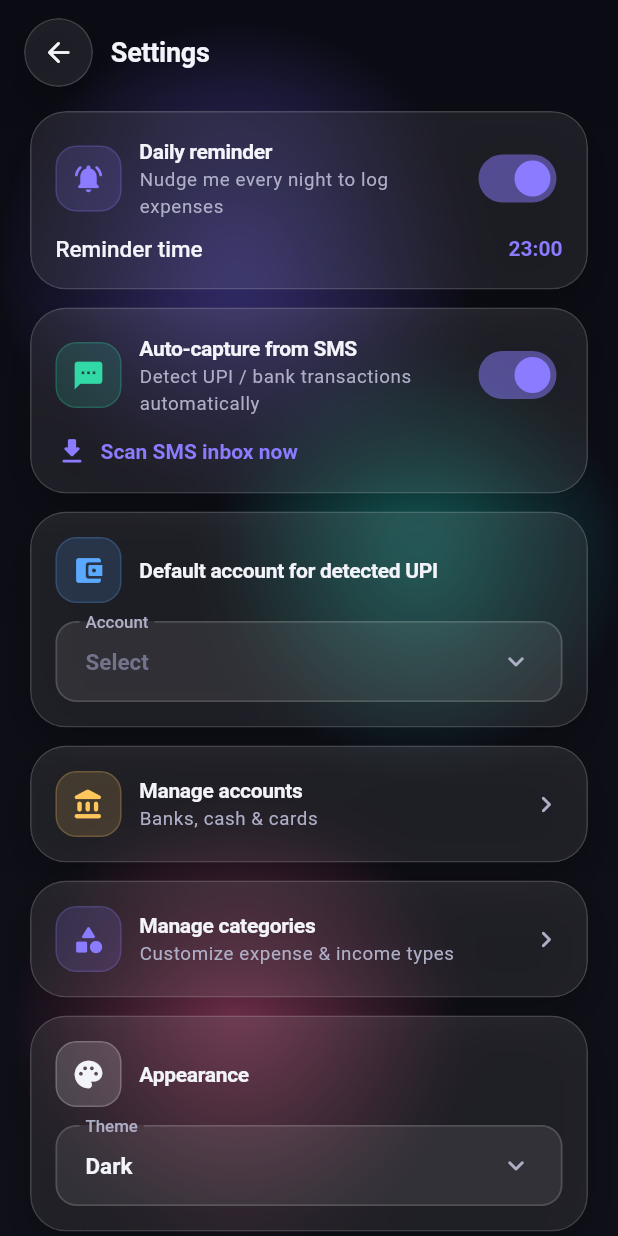
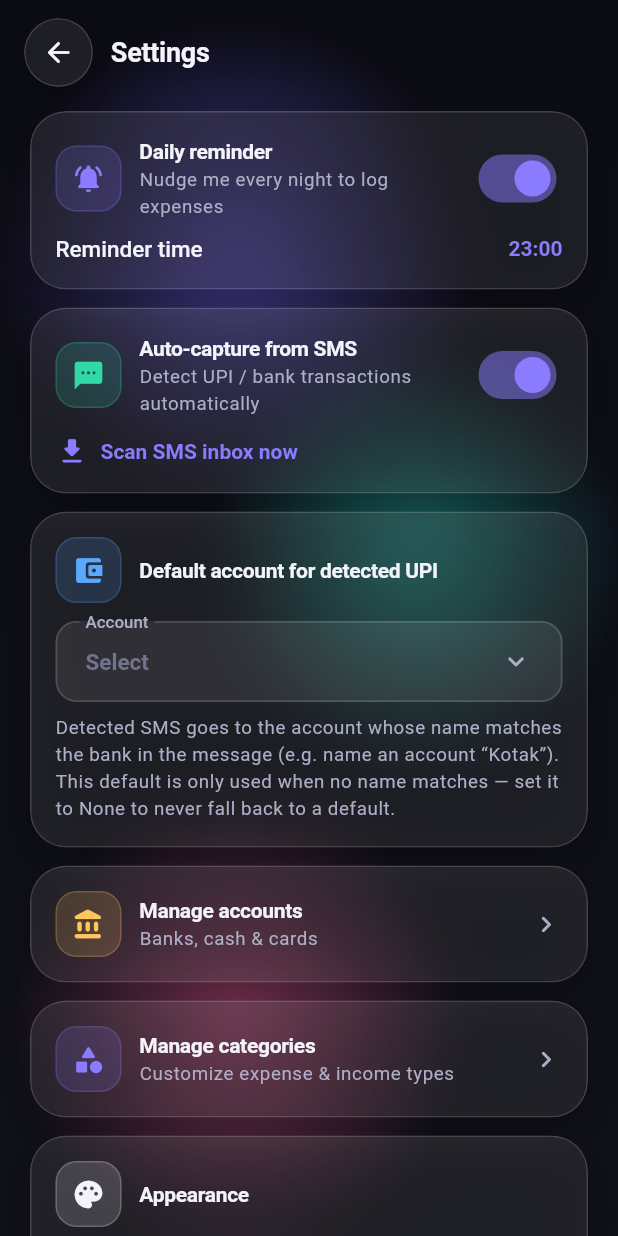
Before and after one commit to syedfarhan-596/Portfolio, a Flutter app: the screen it shows after launch, after a tap on the "settings" icon, on a phone screen of 412 x 824 dp. Run offline on Flutter 3.47's test engine with Material 3 defaults, Android fonts, the phone set to English and light mode, and no system bars; our stand-ins replace file_picker, flutter_contacts, flutter_local_notifications, flutter_riverpod, share_plus, shared_preferences and 2 more; missing offline and left inert: another_telephony; accounts and stored records are empty.

Commit message:
SMS: prioritize bank-name match, allow clearing default account
- Default UPI account can be set to None (no fallback)
- Bank detected in SMS is matched to an account by name (e.g. 'Kotak');
  match always wins over the default
- When no default and no match, leave the pending txn unassigned so the
  account is chosen on confirm
- Settings explains the name-matching behavior; bump to 1.2.0+3

Co-Authored-By: Claude Opus 4.8 <noreply@anthropic.com>
Claude-Session: https://claude.ai/code/session_015jv2Fdrw5L5yCDEZgMgGiU

```diff
--- a/farhans-wallet-flutter/lib/features/settings/settings_screen.dart
+++ b/farhans-wallet-flutter/lib/features/settings/settings_screen.dart
@@ -135,12 +135,19 @@ class _SettingsScreenState extends ConsumerState<SettingsScreen> {
                 _row(Icons.account_balance_wallet_rounded, t.info,
                     'Default account for detected UPI', null, null),
                 const SizedBox(height: Insets.sm),
-                AppSelectField<Account>(
+                AppSelectField<Account?>(
                   label: 'Account',
                   value: accounts.where((a) => a.id == prefs.defaultUpiAccountId).firstOrNull,
-                  options: accounts,
-                  optionLabel: (a) => a.name,
-                  onChanged: (a) => setState(() => prefs.defaultUpiAccountId = a.id ?? -1),
+                  options: <Account?>[null, ...accounts],
+                  optionLabel: (a) => a == null ? 'None — auto-detect by bank only' : a.name,
+                  onChanged: (a) => setState(() => prefs.defaultUpiAccountId = a?.id ?? -1),
+                ),
+                const SizedBox(height: Insets.xs),
+                Text(
+                  'Detected SMS goes to the account whose name matches the bank in the '
+                  'message (e.g. name an account “Kotak”). This default is only used when '
+                  'no name matches — set it to None to never fall back to a default.',
+                  style: context.text.bodySmall?.copyWith(color: t.textMid),
                 ),
               ],
             ),
--- a/farhans-wallet-flutter/lib/features/transactions/add_edit_transaction_screen.dart
+++ b/farhans-wallet-flutter/lib/features/transactions/add_edit_transaction_screen.dart
@@ -44,7 +44,7 @@ class _State extends ConsumerState<AddEditTransactionScreen> {
       _amount.text = _trim(t.amount);
       _merchant.text = t.merchant;
       _note.text = t.note;
-      _accountId = t.accountId;
+      _accountId = t.accountId == 0 ? null : t.accountId; // 0 = unassigned pending
       _toAccountId = t.toAccountId;
       _categoryId = t.categoryId;
       _dt = DateTime.fromMillisecondsSinceEpoch(t.dateTime);
--- a/farhans-wallet-flutter/lib/state/wallet_state.dart
+++ b/farhans-wallet-flutter/lib/state/wallet_state.dart
@@ -388,9 +388,9 @@ class WalletNotifier extends AsyncNotifier<WalletData> {
       return prompt ? -1 : 0;
     }
     final accounts = state.value?.accounts ?? const <Account>[];
-    final fallback = _prefs.defaultUpiAccountId > 0
-        ? _prefs.defaultUpiAccountId
-        : (accounts.isNotEmpty ? accounts.first.id! : 0);
+    // Bank-name match wins; otherwise use the chosen default, or leave the
+    // account unassigned (0) when no default is set so it's picked on confirm.
+    final fallback = _prefs.defaultUpiAccountId > 0 ? _prefs.defaultUpiAccountId : 0;
     final since = sinceLastOnly ? _prefs.lastSmsScan : 0;
     var count = 0;
     var maxDate = _prefs.lastSmsScan;
--- a/farhans-wallet-flutter/pubspec.yaml
+++ b/farhans-wallet-flutter/pubspec.yaml
@@ -1,7 +1,7 @@
 name: farhans_wallet
 description: "Farhan's Wallet — premium offline expense, lending & investment tracker."
 publish_to: 'none'
-version: 1.1.0+2
+version: 1.2.0+3
 
 environment:
   sdk: ^3.5.0
```
Also changed, not shown: 3 other files.
